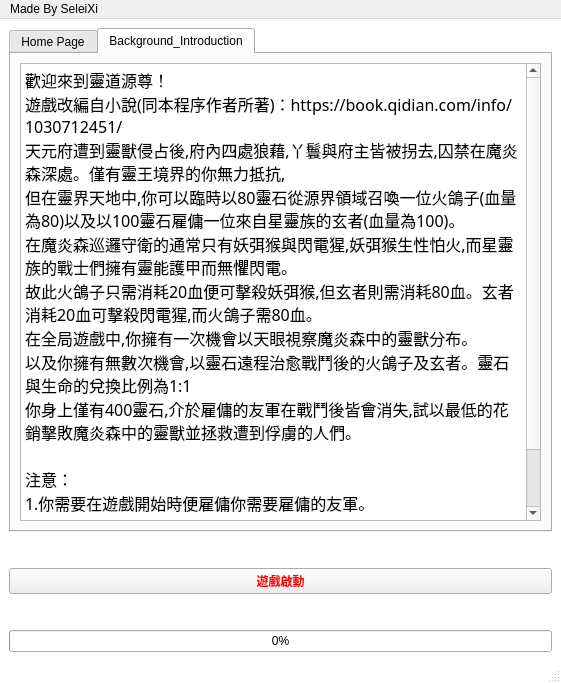
SeleiXi/lord-game, file menu2.ui: the form before one commit.
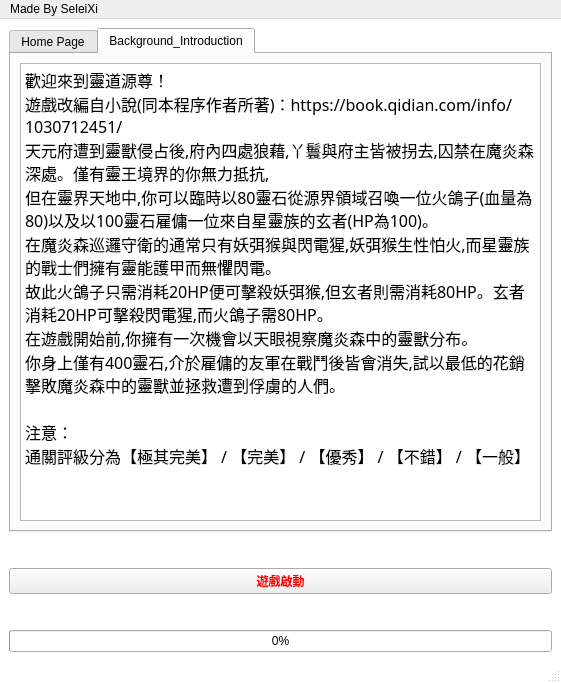
The form after the commit. The open tabs and pages were chosen to show the change. Icons and pictures are not drawn.

```diff
--- a/menu2.ui
+++ b/menu2.ui
@@ -81,17 +81,14 @@
 &lt;p style=&quot; margin-top:0px; margin-bottom:0px; margin-left:0px; margin-right:0px; -qt-block-indent:0; text-indent:0px;&quot;&gt;&lt;span style=&quot; font-size:12pt; font-weight:400;&quot;&gt;歡迎來到靈道源尊！ &lt;/span&gt;&lt;/p&gt;
 &lt;p style=&quot; margin-top:0px; margin-bottom:0px; margin-left:0px; margin-right:0px; -qt-block-indent:0; text-indent:0px;&quot;&gt;&lt;span style=&quot; font-size:12pt; font-weight:400;&quot;&gt;遊戲改編自小說(同本程序作者所著)：https://book.qidian.com/info/1030712451/&lt;/span&gt;&lt;/p&gt;
 &lt;p style=&quot; margin-top:0px; margin-bottom:0px; margin-left:0px; margin-right:0px; -qt-block-indent:0; text-indent:0px;&quot;&gt;&lt;span style=&quot; font-size:12pt; font-weight:400;&quot;&gt;天元府遭到靈獸侵占後,府內四處狼藉,丫鬟與府主皆被拐去,囚禁在魔炎森深處。僅有靈王境界的你無力抵抗,&lt;/span&gt;&lt;/p&gt;
-&lt;p style=&quot; margin-top:0px; margin-bottom:0px; margin-left:0px; margin-right:0px; -qt-block-indent:0; text-indent:0px;&quot;&gt;&lt;span style=&quot; font-size:12pt; font-weight:400;&quot;&gt;但在靈界天地中,你可以臨時以80靈石從源界領域召喚一位火鴿子(血量為80)以及以100靈石雇傭一位來自星靈族的玄者(血量為100)。&lt;/span&gt;&lt;/p&gt;
+&lt;p style=&quot; margin-top:0px; margin-bottom:0px; margin-left:0px; margin-right:0px; -qt-block-indent:0; text-indent:0px;&quot;&gt;&lt;span style=&quot; font-size:12pt; font-weight:400;&quot;&gt;但在靈界天地中,你可以臨時以80靈石從源界領域召喚一位火鴿子(血量為80)以及以100靈石雇傭一位來自星靈族的玄者(HP為100)。&lt;/span&gt;&lt;/p&gt;
 &lt;p style=&quot; margin-top:0px; margin-bottom:0px; margin-left:0px; margin-right:0px; -qt-block-indent:0; text-indent:0px;&quot;&gt;&lt;span style=&quot; font-size:12pt; font-weight:400;&quot;&gt;在魔炎森巡邏守衛的通常只有妖弭猴與閃電猩,妖弭猴生性怕火,而星靈族的戰士們擁有靈能護甲而無懼閃電。&lt;/span&gt;&lt;/p&gt;
-&lt;p style=&quot; margin-top:0px; margin-bottom:0px; margin-left:0px; margin-right:0px; -qt-block-indent:0; text-indent:0px;&quot;&gt;&lt;span style=&quot; font-size:12pt; font-weight:400;&quot;&gt;故此火鴿子只需消耗20血便可擊殺妖弭猴,但玄者則需消耗80血。玄者消耗20血可擊殺閃電猩,而火鴿子需80血。&lt;/span&gt;&lt;/p&gt;
-&lt;p style=&quot; margin-top:0px; margin-bottom:0px; margin-left:0px; margin-right:0px; -qt-block-indent:0; text-indent:0px;&quot;&gt;&lt;span style=&quot; font-size:12pt; font-weight:400;&quot;&gt;在全局遊戲中,你擁有一次機會以天眼視察魔炎森中的靈獸分布。&lt;/span&gt;&lt;/p&gt;
-&lt;p style=&quot; margin-top:0px; margin-bottom:0px; margin-left:0px; margin-right:0px; -qt-block-indent:0; text-indent:0px;&quot;&gt;&lt;span style=&quot; font-size:12pt; font-weight:400;&quot;&gt;以及你擁有無數次機會,以靈石遠程治愈戰鬥後的火鴿子及玄者。靈石與生命的兌換比例為1:1&lt;/span&gt;&lt;/p&gt;
+&lt;p style=&quot; margin-top:0px; margin-bottom:0px; margin-left:0px; margin-right:0px; -qt-block-indent:0; text-indent:0px;&quot;&gt;&lt;span style=&quot; font-size:12pt; font-weight:400;&quot;&gt;故此火鴿子只需消耗20HP便可擊殺妖弭猴,但玄者則需消耗80HP。玄者消耗20HP可擊殺閃電猩,而火鴿子需80HP。&lt;/span&gt;&lt;/p&gt;
+&lt;p style=&quot; margin-top:0px; margin-bottom:0px; margin-left:0px; margin-right:0px; -qt-block-indent:0; text-indent:0px;&quot;&gt;&lt;span style=&quot; font-size:12pt; font-weight:400;&quot;&gt;在遊戲開始前,你擁有一次機會以天眼視察魔炎森中的靈獸分布。&lt;/span&gt;&lt;/p&gt;
 &lt;p style=&quot; margin-top:0px; margin-bottom:0px; margin-left:0px; margin-right:0px; -qt-block-indent:0; text-indent:0px;&quot;&gt;&lt;span style=&quot; font-size:12pt; font-weight:400;&quot;&gt;你身上僅有400靈石,介於雇傭的友軍在戰鬥後皆會消失,試以最低的花銷擊敗魔炎森中的靈獸並拯救遭到俘虜的人們。&lt;/span&gt;&lt;/p&gt;
 &lt;p style=&quot;-qt-paragraph-type:empty; margin-top:0px; margin-bottom:0px; margin-left:0px; margin-right:0px; -qt-block-indent:0; text-indent:0px; font-size:12pt; font-weight:400;&quot;&gt;&lt;br /&gt;&lt;/p&gt;
 &lt;p style=&quot; margin-top:0px; margin-bottom:0px; margin-left:0px; margin-right:0px; -qt-block-indent:0; text-indent:0px;&quot;&gt;&lt;span style=&quot; font-size:12pt; font-weight:400;&quot;&gt;注意：&lt;/span&gt;&lt;/p&gt;
-&lt;p style=&quot; margin-top:0px; margin-bottom:0px; margin-left:0px; margin-right:0px; -qt-block-indent:0; text-indent:0px;&quot;&gt;&lt;span style=&quot; font-size:12pt; font-weight:400;&quot;&gt;1.你需要在遊戲開始時便雇傭你需要雇傭的友軍。&lt;/span&gt;&lt;/p&gt;
-&lt;p style=&quot; margin-top:0px; margin-bottom:0px; margin-left:0px; margin-right:0px; -qt-block-indent:0; text-indent:0px;&quot;&gt;&lt;span style=&quot; font-size:12pt; font-weight:400;&quot;&gt;2.進入遊戲後點擊F11即可進入全屏&lt;/span&gt;&lt;/p&gt;
-&lt;p style=&quot; margin-top:0px; margin-bottom:0px; margin-left:0px; margin-right:0px; -qt-block-indent:0; text-indent:0px;&quot;&gt;&lt;span style=&quot; font-size:12pt; font-weight:400;&quot;&gt;3.通關評級分為【極其完美】 / 【完美】 / 【優秀】 / 【不錯】 / 【一般】&lt;/span&gt;&lt;/p&gt;&lt;/body&gt;&lt;/html&gt;</string>
+&lt;p style=&quot; margin-top:0px; margin-bottom:0px; margin-left:0px; margin-right:0px; -qt-block-indent:0; text-indent:0px;&quot;&gt;&lt;span style=&quot; font-size:12pt; font-weight:400;&quot;&gt;通關評級分為【極其完美】 / 【完美】 / 【優秀】 / 【不錯】 / 【一般】&lt;/span&gt;&lt;/p&gt;&lt;/body&gt;&lt;/html&gt;</string>
           </property>
          </widget>
         </item>
```
Left out of the diff: 7 changed lines with no effect on the pictures.
